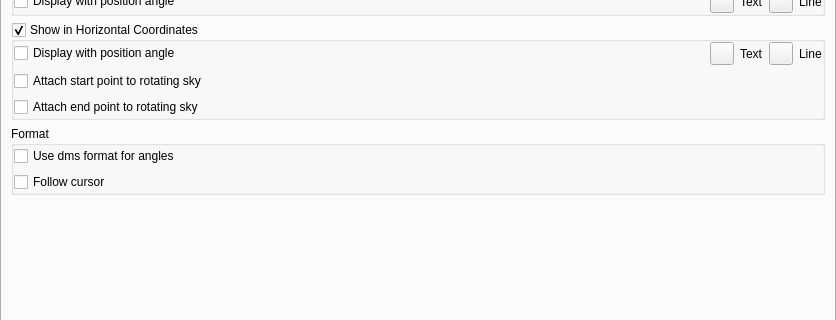
Old version of the form plugins/AngleMeasure/src/gui/angleMeasureDialog.ui in the repository Stellarium/stellarium; both pictures show x 0 to 836 and y 90 to 410 of the 836 by 511 pixel window.
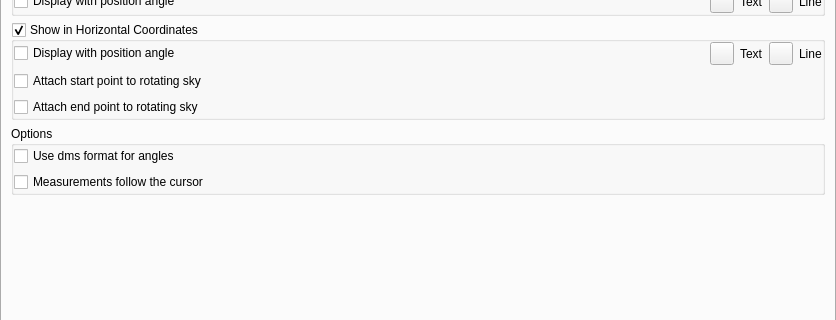
New version of the form. Custom widgets are drawn as their Qt base class.

Diff of the .ui file:
```diff
--- a/plugins/AngleMeasure/src/gui/angleMeasureDialog.ui
+++ b/plugins/AngleMeasure/src/gui/angleMeasureDialog.ui
@@ -356,7 +356,7 @@
        <item>
         <widget class="QGroupBox" name="formatBox">
          <property name="title">
-          <string>Format</string>
+          <string>Options</string>
          </property>
          <property name="flat">
           <bool>true</bool>
@@ -384,7 +384,7 @@
           <item row="1" column="0">
            <widget class="QCheckBox" name="followCursorCheckBox">
             <property name="text">
-             <string>Follow cursor</string>
+             <string>Measurements follow the cursor</string>
             </property>
            </widget>
           </item>
```
Left out of the diff: 5 changed lines with no effect on the pictures.
